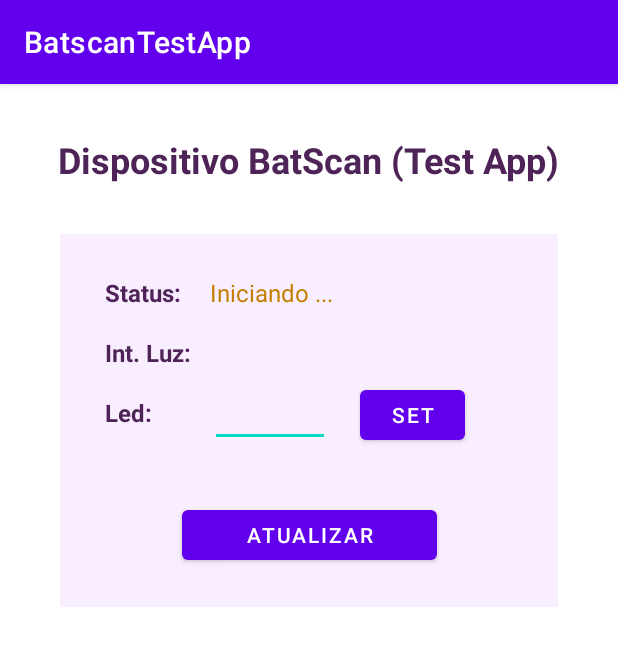
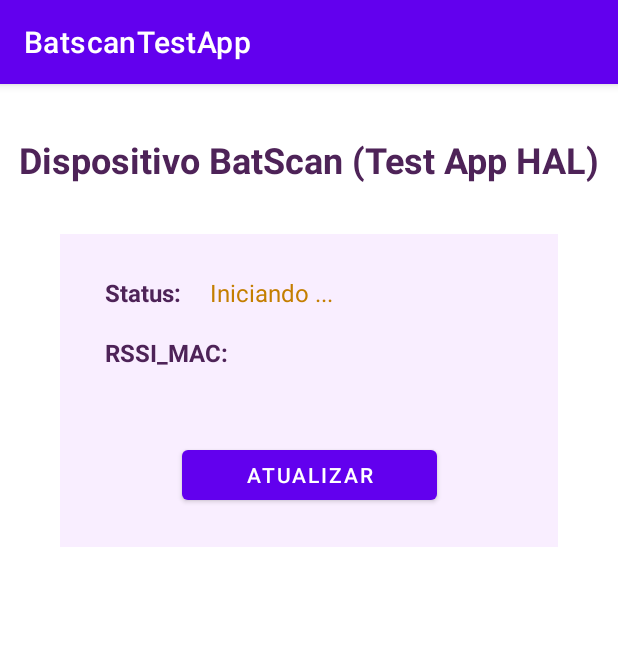
Before and after one commit to gleideveloper/HandsOn-DevTitans, an Android app: the screen it shows after launch (MainActivity), on a phone screen of 412 x 824 dp. Shown: the top 646 px of the screen. Run offline under Robolectric (Android 15) with nearby library versions, the phone set to English and light mode, and no system bars; libraries missing offline, so code that uses them is left out: devtitans.batscan; 1 statement that could not run was skipped.

Commit message:
Lab5.8[Cliente Hal]: App Test Android Hal concluído

```diff
--- a/batscan/BatscanTestApp/app/src/main/java/com/devtitans/batscantestapp/MainActivity.java
+++ b/batscan/BatscanTestApp/app/src/main/java/com/devtitans/batscantestapp/MainActivity.java
@@ -15,10 +15,9 @@ import devtitans.batscan.IBatscan;
 
 
 public class MainActivity extends AppCompatActivity {
-    private static final String TAG = "DevTITANS.SmartlampApp";
+    private static final String TAG = "DevTITANS.Batscan";
 
-    private TextView textStatus, textLuminosity;
-    private EditText editLed;
+    private TextView textStatus, textRssiMac;
     private IBinder binder;
     private IBatscan service;
 
@@ -28,16 +27,15 @@ public class MainActivity extends AppCompatActivity {
         setContentView(R.layout.activity_main);
 
         textStatus =     findViewById(R.id.textStatus);                      // Acessa os componentes da tela
-        textLuminosity = findViewById(R.id.textLuminosity);
-        editLed =        findViewById(R.id.editLed);
+        textRssiMac = findViewById(R.id.textRssiMac);
 
-        binder = ServiceManager.getService("devtitans.smartlamp.ISmartlamp/default"); // Acessa e consulta o binder
+        binder = ServiceManager.getService("devtitans.batscan.IBatscan/default"); // Acessa e consulta o binder
         if (binder != null) {
-            service = ISmartlamp.Stub.asInterface(binder);                   // Acessa o serviço Smartlamp
+            service = IBatscan.Stub.asInterface(binder);                   // Acessa o serviço batscan
             if (service != null)
-                Toast.makeText(this, "Serviço Smartlamp acessado com sucesso.", Toast.LENGTH_LONG).show();
+                Toast.makeText(this, "Serviço batscan acessado com sucesso.", Toast.LENGTH_LONG).show();
             else
-                Toast.makeText(this, "Erro ao acessar o serviço Smartlamp!", Toast.LENGTH_LONG).show();
+                Toast.makeText(this, "Erro ao acessar o serviço batscan!", Toast.LENGTH_LONG).show();
         }
         else
             Toast.makeText(this, "Erro ao acessar o Binder!", Toast.LENGTH_LONG).show();
@@ -61,11 +59,7 @@ public class MainActivity extends AppCompatActivity {
             textStatus.setTextColor(Color.parseColor("#c47e00"));
 
             try {
-                int luminosity = service.getLuminosity();                    // Executa o método getLuminosity via IPC
-                textLuminosity.setText(String.valueOf(luminosity));
-
-                int led = service.getLed();                                  // Executa o método getLed via IPC
-                editLed.setText(String.valueOf(led));
+                textRssiMac.setText(service.getScan());                    // Executa o método getScan via IPC
 
                 int status = service.connect();                              // Executa o método connect via IPC
                 if (status == 0) {
@@ -90,13 +84,4 @@ public class MainActivity extends AppCompatActivity {
 
     }
 
-    // Executado ao clicar no botão "SET" do Led.
-    public void updateLed(View view) {
-        try {
-            int newLed = Integer.parseInt(editLed.getText().toString());     // Executa o método getLed via IPC
-            service.setLed(newLed);
-        } catch (android.os.RemoteException e) {
-            Toast.makeText(this, "Erro ao setar led!", Toast.LENGTH_LONG).show();
-        }
-    }
 }
--- a/batscan/BatscanTestApp/app/src/main/res/layout/activity_main.xml
+++ b/batscan/BatscanTestApp/app/src/main/res/layout/activity_main.xml
@@ -15,7 +15,7 @@
         app:layout_constraintRight_toRightOf="parent"
         app:layout_constraintTop_toTopOf="parent"
         android:layout_marginTop="34dp"
-        android:text="Dispositivo BatScan (Test App)"
+        android:text="Dispositivo BatScan (Test App HAL)"
         android:textColor="#4e2358"
         android:textSize="24dp"
         android:textStyle="bold" />
@@ -56,65 +56,31 @@
 
 
         <TextView
-            android:id="@+id/labelLuminosity"
+            android:id="@+id/labelRssiMac"
             android:layout_width="wrap_content"
             android:layout_height="wrap_content"
             app:layout_constraintTop_toTopOf="@id/labelStatus"
             app:layout_constraintLeft_toLeftOf="@id/labelStatus"
             android:layout_marginTop="40dp"
-            android:text="Int. Luz:"
+            android:text="RSSI_MAC:"
             android:textColor="#4e2358"
             android:textSize="16sp"
             android:textStyle="bold" />
 
         <TextView
-            android:id="@+id/textLuminosity"
+            android:id="@+id/textRssiMac"
             android:layout_width="wrap_content"
             android:layout_height="wrap_content"
-            app:layout_constraintBottom_toBottomOf="@id/labelLuminosity"
-            app:layout_constraintLeft_toLeftOf="@id/labelLuminosity"
+            app:layout_constraintBottom_toBottomOf="@id/labelRssiMac"
+            app:layout_constraintLeft_toLeftOf="@id/labelRssiMac"
             android:layout_marginLeft="70dp"
             android:textColor="#c47e00"
             android:textSize="16sp" />
 
-        <TextView
-            android:id="@+id/labelLed"
-            android:layout_width="wrap_content"
-            android:layout_height="wrap_content"
-            app:layout_constraintTop_toTopOf="@id/labelLuminosity"
-            app:layout_constraintLeft_toLeftOf="@id/labelLuminosity"
-            android:layout_marginTop="40dp"
-            android:text="Led:"
-            android:textColor="#4e2358"
-            android:textSize="16sp"
-            android:textStyle="bold" />
-
-        <EditText
-            android:id="@+id/editLed"
-            android:layout_width="80dp"
-            android:layout_height="wrap_content"
-            app:layout_constraintBottom_toBottomOf="@id/labelLed"
-            app:layout_constraintLeft_toLeftOf="@id/labelLed"
-            android:layout_marginLeft="70dp"
-            android:layout_marginBottom="-12dp"
-            android:textColor="#c47e00"
-            android:textSize="16sp"
-            android:inputType="number" />
-
-        <Button
-            android:layout_width="70dp"
-            android:layout_height="45dp"
-            app:layout_constraintBottom_toBottomOf="@id/editLed"
-            app:layout_constraintLeft_toRightOf="@id/editLed"
-            app:layout_constraintTop_toTopOf="@id/editLed"
-            android:layout_marginLeft="20dp"
-            android:text="Set"
-            android:onClick="updateLed" />
-
         <Button
             android:layout_width="170dp"
             android:layout_height="45dp"
-            app:layout_constraintTop_toTopOf="@id/labelLed"
+            app:layout_constraintTop_toTopOf="@id/textRssiMac"
             app:layout_constraintLeft_toLeftOf="parent"
             app:layout_constraintRight_toRightOf="parent"
             android:layout_marginTop="70dp"
```
Also changed, not shown: 2 other files.
